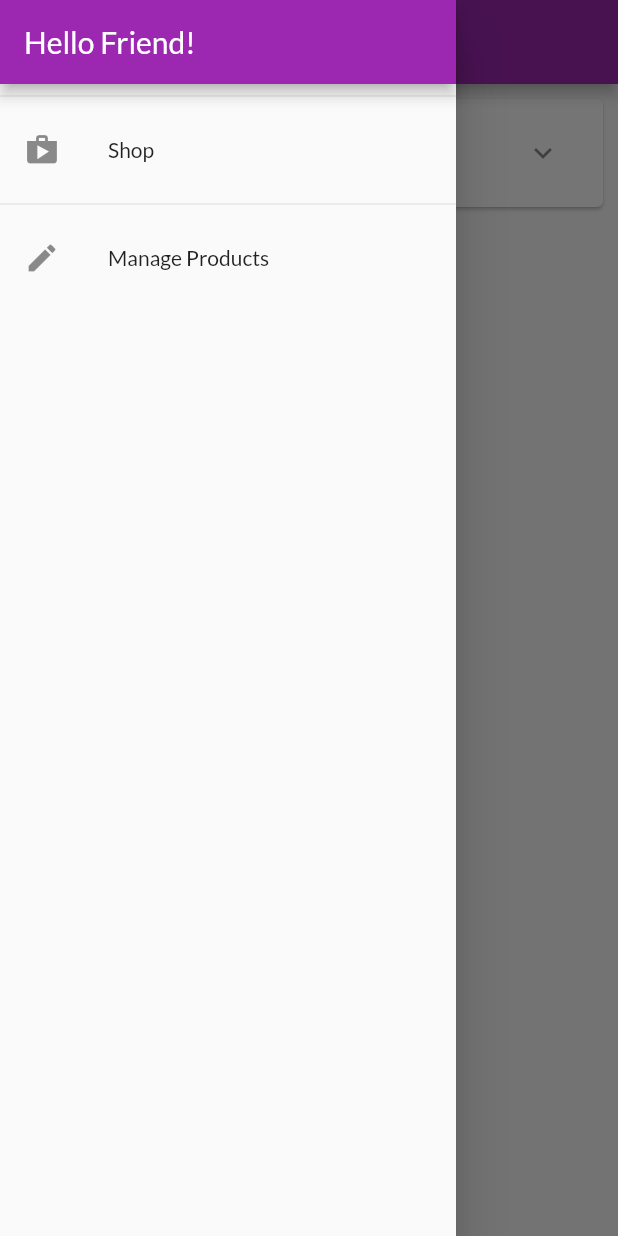
After one commit to Maihong01/CT484_02, a Flutter app: the OrdersScreen screen opened by its route, with the side drawer open, on a phone screen of 412 x 824 dp. The commit adds this screen. Run offline on Flutter 3.47's test engine with Material 2 defaults, Android fonts, the phone set to English and light mode, and no system bars; network calls fail.

Commit message:
Xay dung drawer va dinh tuyen theo ten

```diff
--- a/myshop/lib/ui/orders/orders_screen.dart
+++ b/myshop/lib/ui/orders/orders_screen.dart
@@ -2,6 +2,7 @@ import 'package:flutter/material.dart';
 
 import '../orders/order_manager.dart';
 import 'order_item_card.dart';
+import '../shared/app_drawer.dart';
 
 class OrdersScreen extends StatelessWidget {
   static const routeName = '/orders';
@@ -15,6 +16,7 @@ class OrdersScreen extends StatelessWidget {
       appBar: AppBar(
         title: const Text('Your orders'),
       ),
+      drawer: const AppDrawer(),
       body: ListView.builder(
         itemCount: ordersManager.orderCount,
         itemBuilder: (ctx, i) => OrderItemCard(ordersManager.orders[i]),
--- a/myshop/lib/ui/products/user_products_list_title.dart
+++ /dev/null
@@ -1 +0,0 @@
-// TODO Implement this library.
--- a/myshop/lib/ui/products/user_products_screen.dart
+++ b/myshop/lib/ui/products/user_products_screen.dart
@@ -2,8 +2,10 @@ import 'package:flutter/material.dart';
 
 import 'user_product_list_tile.dart';
 import 'product_manager.dart';
+import '../shared/app_drawer.dart';
 
 class UserProductsScreen extends StatelessWidget {
+  static const routeName = '/user-products';
   const UserProductsScreen({super.key});
 
   @override
@@ -17,6 +19,7 @@ class UserProductsScreen extends StatelessWidget {
           buildAddButton(),
         ],
       ),
+      drawer: const AppDrawer(),
       body: RefreshIndicator(
         onRefresh: () async => print('refresh products'),
         child: buildUserProductListView(productsManager),
--- /dev/null
+++ b/myshop/lib/ui/screens.dart
@@ -0,0 +1,10 @@
+export 'products/product_overview_screen.dart';
+export 'products/product_detail_screen.dart';
+export 'products/user_products_screen.dart';
+export 'products/product_manager.dart';
+
+export 'orders/orders_screen.dart';
+export './orders/order_manager.dart';
+
+export 'cart/cart_screen.dart';
+export 'cart/cart_manager.dart';
--- /dev/null
+++ b/myshop/lib/ui/shared/app_drawer.dart
@@ -0,0 +1,39 @@
+import 'package:flutter/material.dart';
+
+import '../orders/orders_screen.dart';
+import '../products/user_products_screen.dart';
+
+class AppDrawer extends StatelessWidget {
+  const AppDrawer({super.key});
+
+  @override
+  Widget build(BuildContext context) {
+    return Drawer(
+      child: Column(
+        children: <Widget>[
+          AppBar(
+            title: const Text('Hello Friend!'),
+            automaticallyImplyLeading: false,
+          ),
+          const Divider(),
+          ListTile(
+            leading: const Icon(Icons.shop),
+            title: const Text('Shop'),
+            onTap: () {
+              Navigator.of(context).pushReplacementNamed('/');
+            },
+          ),
+          const Divider(),
+          ListTile(
+            leading: const Icon(Icons.edit),
+            title: const Text('Manage Products'),
+            onTap: () {
+              Navigator.of(context)
+                  .pushReplacementNamed(UserProductsScreen.routeName);
+            },
+          ),
+        ],
+      ),
+    );
+  }
+}
```
Also changed, not shown: myshop/lib/main.dart (+22 -3 lines), myshop/lib/ui/products/product_detail_screen.dart (+7 -5 lines), myshop/lib/ui/products/product_grid_tile.dart (+3 -4 lines), myshop/lib/ui/products/product_manager.dart (+6 -2 lines), myshop/lib/ui/products/product_overview_screen.dart (+6 -4 lines).
